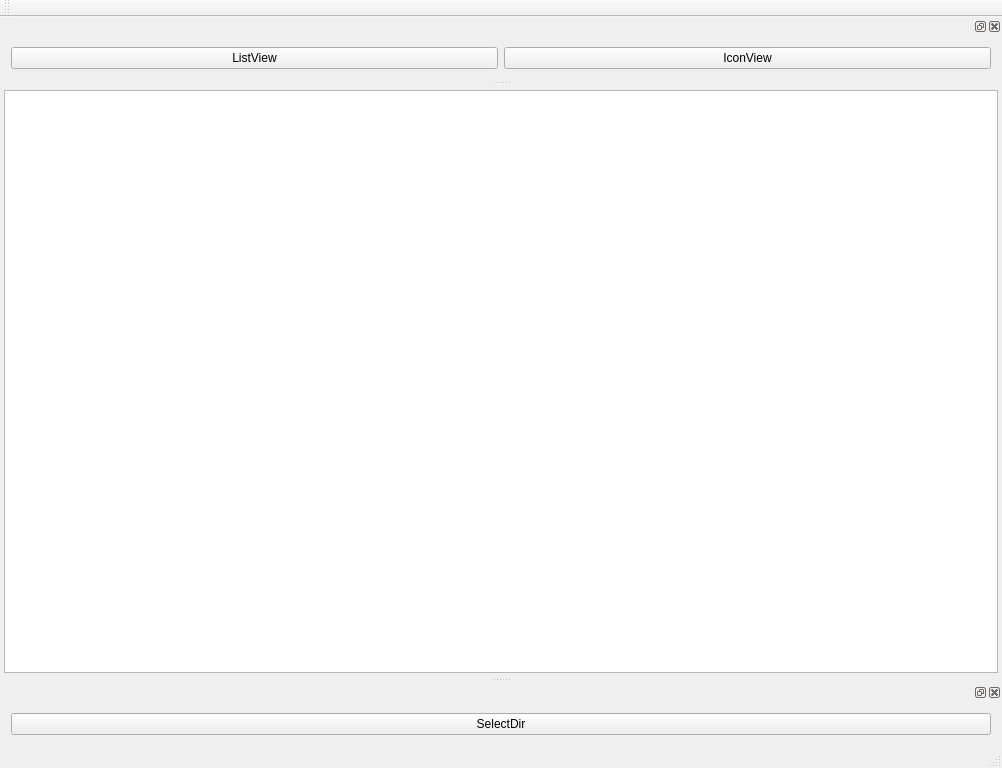
Before: the Qt Designer form src/main/mainwindow.ui in IwachanOrigin/thumbnailViewer, drawn with Qt 5.
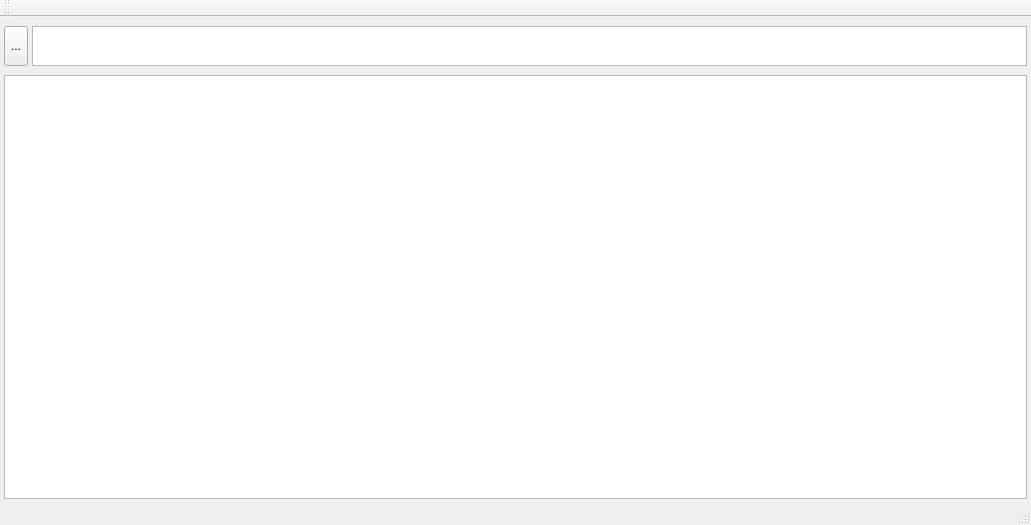
After: the same form once the commit is applied.

```diff
--- a/src/main/mainwindow.ui
+++ b/src/main/mainwindow.ui
@@ -6,15 +6,15 @@
    <rect>
     <x>0</x>
     <y>0</y>
-    <width>1002</width>
-    <height>768</height>
+    <width>1031</width>
+    <height>525</height>
    </rect>
   </property>
   <property name="windowTitle">
    <string>MainWindow</string>
   </property>
   <widget class="QWidget" name="centralWidget">
-   <layout class="QHBoxLayout" name="horizontalLayout_4">
+   <layout class="QVBoxLayout" name="verticalLayout">
     <property name="spacing">
      <number>4</number>
     </property>
@@ -30,6 +30,62 @@
     <property name="bottomMargin">
      <number>4</number>
     </property>
+    <item>
+     <widget class="QWidget" name="widget" native="true">
+      <property name="maximumSize">
+       <size>
+        <width>16777215</width>
+        <height>50</height>
+       </size>
+      </property>
+      <layout class="QHBoxLayout" name="horizontalLayout_2">
+       <property name="spacing">
+        <number>4</number>
+       </property>
+       <property name="leftMargin">
+        <number>0</number>
+       </property>
+       <property name="topMargin">
+        <number>0</number>
+       </property>
+       <property name="rightMargin">
+        <number>0</number>
+       </property>
+       <property name="bottomMargin">
+        <number>0</number>
+       </property>
+       <item>
+        <widget class="QToolButton" name="toolButton">
+         <property name="maximumSize">
+          <size>
+           <width>16777215</width>
+           <height>40</height>
+          </size>
+         </property>
+         <property name="text">
+          <string>...</string>
+         </property>
+        </widget>
+       </item>
+       <item>
+        <widget class="QPlainTextEdit" name="plainTextEditFilePath">
+         <property name="maximumSize">
+          <size>
+           <width>16777215</width>
+           <height>40</height>
+          </size>
+         </property>
+         <property name="verticalScrollBarPolicy">
+          <enum>Qt::ScrollBarAlwaysOff</enum>
+         </property>
+         <property name="horizontalScrollBarPolicy">
+          <enum>Qt::ScrollBarAlwaysOff</enum>
+         </property>
+        </widget>
+       </item>
+      </layout>
+     </widget>
+    </item>
     <item>
      <widget class="QListWidget" name="listWidgetMain"/>
     </item>
@@ -54,45 +110,6 @@
    </attribute>
   </widget>
   <widget class="QStatusBar" name="statusBar"/>
-  <widget class="QDockWidget" name="dockWidgetSelectDir">
-   <attribute name="dockWidgetArea">
-    <number>8</number>
-   </attribute>
-   <widget class="QWidget" name="dockWidgetContentsSelectDir">
-    <layout class="QHBoxLayout" name="horizontalLayout_3">
-     <item>
-      <widget class="QPushButton" name="pushButtonSelectDir">
-       <property name="text">
-        <string>SelectDir</string>
-       </property>
-      </widget>
-     </item>
-    </layout>
-   </widget>
-  </widget>
-  <widget class="QDockWidget" name="dockWidgetChangeVisible">
-   <attribute name="dockWidgetArea">
-    <number>4</number>
-   </attribute>
-   <widget class="QWidget" name="dockWidgetContentsChangeVisible">
-    <layout class="QHBoxLayout" name="horizontalLayout">
-     <item>
-      <widget class="QPushButton" name="pushButtonSetListView">
-       <property name="text">
-        <string>ListView</string>
-       </property>
-      </widget>
-     </item>
-     <item>
-      <widget class="QPushButton" name="pushButtonSetIconView">
-       <property name="text">
-        <string>IconView</string>
-       </property>
-      </widget>
-     </item>
-    </layout>
-   </widget>
-  </widget>
  </widget>
  <layoutdefault spacing="6" margin="11"/>
  <resources>
```
Left out of the diff: 4 changed lines with no effect on the pictures.
